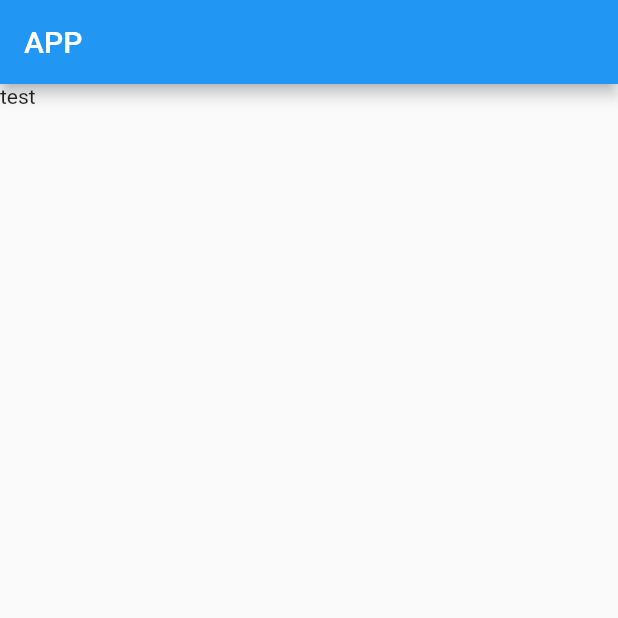
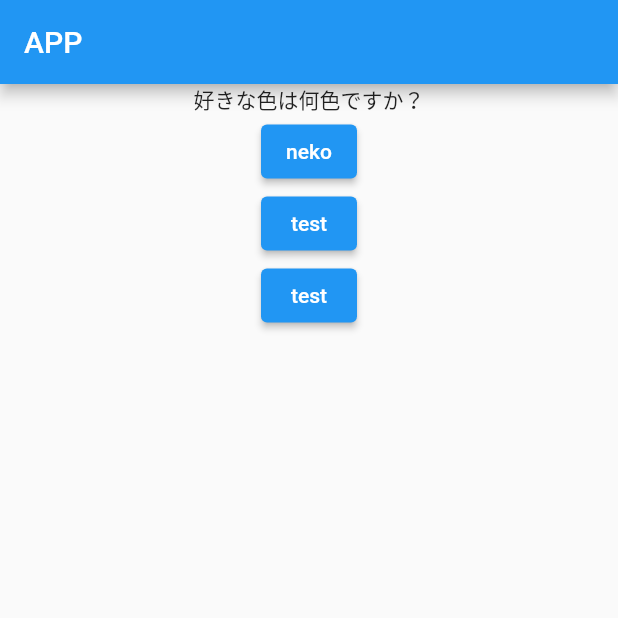
Before and after one commit to gumipo/flutter_guide, a Flutter app: the screen it shows after launch, on a phone screen of 412 x 824 dp, the top half of it. Run offline on Flutter 3.47's test engine with Material 2 defaults, Android fonts, the phone set to English and light mode, and no system bars.

```diff
--- a/lib/main.dart
+++ b/lib/main.dart
@@ -1,18 +1,49 @@
 import "package:flutter/material.dart";
+import "question.dart";
 
 void main() => runApp(App());
 
-class App extends StatelessWidget {
-  const App({super.key});
+class App extends StatefulWidget {
+  @override
+  State<StatefulWidget> createState() {
+    return _AppState();
+  }
+}
+
+class _AppState extends State<App> {
+  var _questionIndex = 0;
+  var questions = ["好きな色は何色ですか？", "好きな動物は？", "座右の銘は？"];
+
+  void _answerQuestion(int index) {
+    setState(() {
+      _questionIndex = _questionIndex + 1;
+    });
+    print(questions[index]);
+  }
+
   @override
   Widget build(BuildContext context) {
     return MaterialApp(
       home: Scaffold(
-        appBar: AppBar(
-          title: Text("APP"),
-        ),
-        body: Text("test"),
-      ),
+          appBar: AppBar(
+            title: const Text("APP"),
+          ),
+          body: Center(
+              child: Column(
+            children: [
+              Text(questions[_questionIndex]),
+              ElevatedButton(
+                child: Text("neko"),
+                onPressed: () => _answerQuestion(0),
+              ),
+              ElevatedButton(
+                child: Text("test"),
+                onPressed: () => _answerQuestion(1),
+              ),
+              ElevatedButton(
+                  child: Text("test"), onPressed: () => _answerQuestion(2)),
+            ],
+          ))),
     );
   }
 }
```
Also changed, not shown: lib/question.dart (added, +18 -0 lines), 9 other files.
